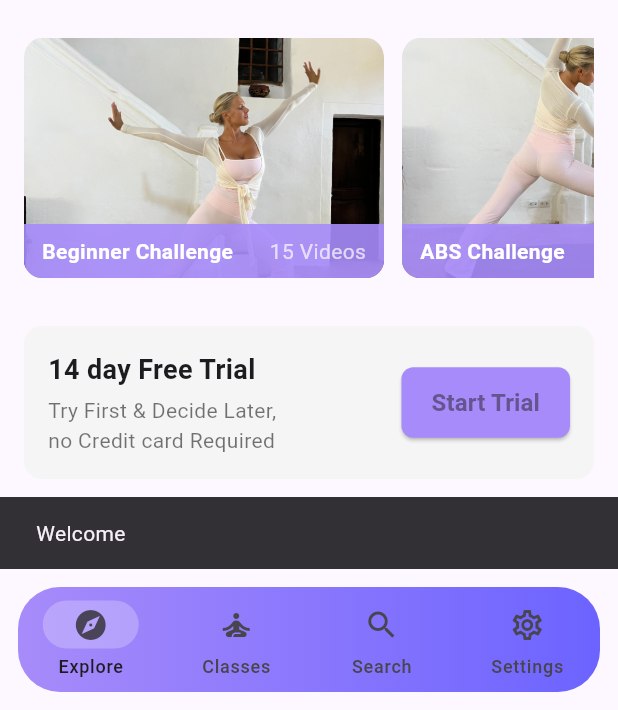
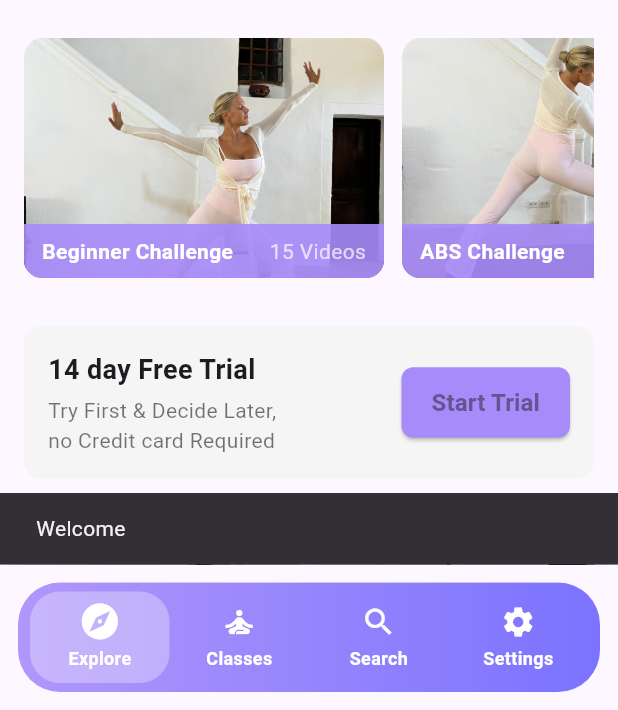
Before and after one commit to Vivek5kwt/saara, a Flutter app: the screen it shows once a user with an empty profile is signed in, on a phone screen of 412 x 824 dp, the part 526-1236 px from its top. Run offline on Flutter 3.47's test engine with Material 3 defaults, Android fonts, the phone set to English and light mode, and no system bars; drawn by our look-alikes of video_player; our stand-ins replace bloc, equatable, firebase_auth, firebase_core, flutter_bloc, go_router and 1 more; missing offline and left inert: flutter_facebook_auth; accounts and stored records are empty; network calls fail.

Commit message:
feat: add glassmorphic bottom navigation bar

```diff
--- a/lib/features/home/view/home_page.dart
+++ b/lib/features/home/view/home_page.dart
@@ -1,3 +1,5 @@
+import 'dart:ui';
+
 import 'package:flutter/material.dart';
 import 'package:flutter_bloc/flutter_bloc.dart';
 import 'package:video_player/video_player.dart';
@@ -19,6 +21,80 @@ class HomePage extends StatefulWidget {
 class _HomePageState extends State<HomePage> {
   int _currentIndex = 0;
   static const primaryPurple = Color(0xFFA78BFA);
+
+  Widget _buildNavItem(int index, IconData icon, String label) {
+    final selected = _currentIndex == index;
+    return Expanded(
+      child: InkWell(
+        onTap: () => setState(() => _currentIndex = index),
+        child: AnimatedContainer(
+          duration: const Duration(milliseconds: 250),
+          decoration: BoxDecoration(
+            color: selected ? Colors.white.withOpacity(0.3) : Colors.transparent,
+            borderRadius: BorderRadius.circular(20),
+          ),
+          padding: const EdgeInsets.symmetric(vertical: 8),
+          child: Column(
+            mainAxisSize: MainAxisSize.min,
+            children: [
+              AnimatedScale(
+                scale: selected ? 1.2 : 1.0,
+                duration: const Duration(milliseconds: 250),
+                child: Icon(icon, color: Colors.white),
+              ),
+              const SizedBox(height: 4),
+              Text(
+                label,
+                style: const TextStyle(
+                  color: Colors.white,
+                  fontSize: 12,
+                  fontWeight: FontWeight.w600,
+                ),
+              ),
+            ],
+          ),
+        ),
+      ),
+    );
+  }
+
+  Widget _buildGlassNavBar() {
+    return Padding(
+      padding: const EdgeInsets.all(12),
+      child: ClipRRect(
+        borderRadius: BorderRadius.circular(28),
+        child: BackdropFilter(
+          filter: ImageFilter.blur(sigmaX: 20, sigmaY: 20),
+          child: Container(
+            decoration: BoxDecoration(
+              gradient: const LinearGradient(
+                colors: [primaryPurple, Color(0xFF6C63FF)],
+              ),
+              boxShadow: [
+                BoxShadow(
+                  color: Colors.black.withOpacity(0.1),
+                  blurRadius: 20,
+                  offset: const Offset(0, -2),
+                ),
+              ],
+            ),
+            child: Container(
+              color: Colors.white.withOpacity(0.1),
+              padding: const EdgeInsets.symmetric(horizontal: 8, vertical: 6),
+              child: Row(
+                children: [
+                  _buildNavItem(0, Icons.explore, 'Explore'),
+                  _buildNavItem(1, Icons.self_improvement, 'Classes'),
+                  _buildNavItem(2, Icons.search, 'Search'),
+                  _buildNavItem(3, Icons.settings, 'Settings'),
+                ],
+              ),
+            ),
+          ),
+        ),
+      ),
+    );
+  }
 
   @override
   Widget build(BuildContext context) {
@@ -120,57 +196,7 @@ class _HomePageState extends State<HomePage> {
                 ],
               ),
         body: IndexedStack(index: _currentIndex, children: pages),
-        bottomNavigationBar: Padding(
-          padding: const EdgeInsets.all(12),
-          child: ClipRRect(
-            borderRadius: BorderRadius.circular(28),
-            child: Container(
-              decoration: BoxDecoration(
-                gradient: const LinearGradient(
-                  colors: [primaryPurple, Color(0xFF6C63FF)],
-                ),
-                boxShadow: [
-                  BoxShadow(
-                    color: Colors.black.withOpacity(0.1),
-                    blurRadius: 20,
-                    offset: const Offset(0, -2),
-                  ),
-                ],
-              ),
-              child: NavigationBar(
-                backgroundColor: Colors.transparent,
-                height: 70,
-                elevation: 0,
-                indicatorShape: const StadiumBorder(),
-                indicatorColor: Colors.white24,
-                selectedIndex: _currentIndex,
-                onDestinationSelected: (i) => setState(() => _currentIndex = i),
-                destinations: const [
-                  NavigationDestination(
-                    icon: Icon(Icons.explore_outlined),
-                    selectedIcon: Icon(Icons.explore),
-                    label: 'Explore',
-                  ),
-                  NavigationDestination(
-                    icon: Icon(Icons.self_improvement_outlined),
-                    selectedIcon: Icon(Icons.self_improvement),
-                    label: 'Classes',
-                  ),
-                  NavigationDestination(
-                    icon: Icon(Icons.search_outlined),
-                    selectedIcon: Icon(Icons.search),
-                    label: 'Search',
-                  ),
-                  NavigationDestination(
-                    icon: Icon(Icons.settings_outlined),
-                    selectedIcon: Icon(Icons.settings),
-                    label: 'Settings',
-                  ),
-                ],
-              ),
-            ),
-          ),
-        ),
+        bottomNavigationBar: _buildGlassNavBar(),
       ));
   }
 }
```
